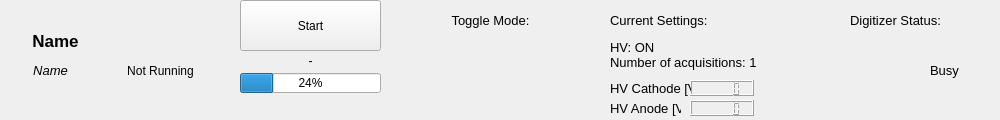
Qt form sbndprmdaq/controls.ui (marcodeltutto/SBNDPurityMonitorDAQ) before a commit.
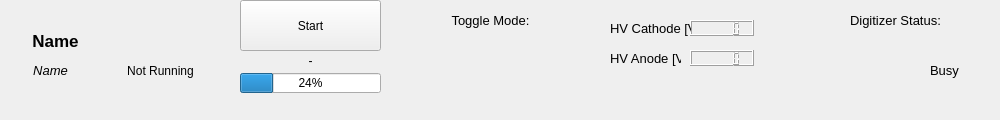
The same form after that commit. Icons and pictures are not drawn. Custom widgets are drawn as their Qt base class.

Diff of the .ui file:
```diff
--- a/sbndprmdaq/controls.ui
+++ b/sbndprmdaq/controls.ui
@@ -158,46 +158,6 @@
      <string>Busy</string>
     </property>
    </widget>
-   <widget class="QLabel" name="_settings_title_label">
-    <property name="geometry">
-     <rect>
-      <x>610</x>
-      <y>10</y>
-      <width>151</width>
-      <height>21</height>
-     </rect>
-    </property>
-    <property name="font">
-     <font>
-      <pointsize>10</pointsize>
-     </font>
-    </property>
-    <property name="text">
-     <string>Current Settings:</string>
-    </property>
-   </widget>
-   <widget class="QLabel" name="_settings_label">
-    <property name="geometry">
-     <rect>
-      <x>610</x>
-      <y>40</y>
-      <width>181</width>
-      <height>31</height>
-     </rect>
-    </property>
-    <property name="font">
-     <font>
-      <pointsize>10</pointsize>
-     </font>
-    </property>
-    <property name="text">
-     <string>HV: ON
-Number of acquisitions: 1</string>
-    </property>
-    <property name="alignment">
-     <set>Qt::AlignLeading|Qt::AlignLeft|Qt::AlignTop</set>
-    </property>
-   </widget>
    <widget class="QLabel" name="_name_label">
     <property name="geometry">
      <rect>
@@ -278,7 +238,7 @@
     <property name="geometry">
      <rect>
       <x>690</x>
-      <y>80</y>
+      <y>20</y>
       <width>64</width>
       <height>16</height>
      </rect>
@@ -288,7 +248,7 @@
     <property name="geometry">
      <rect>
       <x>610</x>
-      <y>80</y>
+      <y>20</y>
       <width>81</width>
       <height>16</height>
      </rect>
@@ -306,7 +266,7 @@
     <property name="geometry">
      <rect>
       <x>610</x>
-      <y>100</y>
+      <y>50</y>
       <width>71</width>
       <height>16</height>
      </rect>
@@ -324,7 +284,7 @@
     <property name="geometry">
      <rect>
       <x>690</x>
-      <y>100</y>
+      <y>50</y>
       <width>64</width>
       <height>16</height>
      </rect>
```
